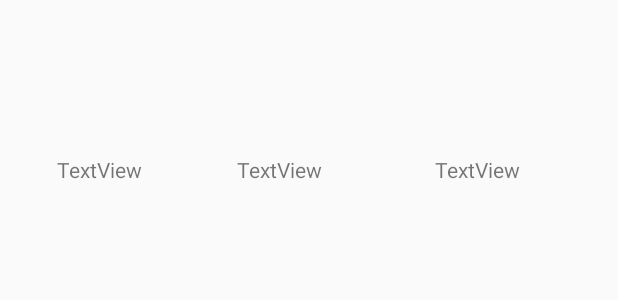
After one commit to dieflores/EjercicioViewModelKotlin, an Android app: the layout drunk_adapter_layout.xml on its own in the app's theme, with its tools: preview values and no code run, on a phone screen of 412 x 824 dp. The commit adds this screen. Shown: the top 300 px of the screen. Run offline under Robolectric (Android 15) with nearby library versions, the phone set to English and light mode, and no system bars.

Commit message:
24 de agosto drinks con kevin y J ignacio

```diff
--- a/app/src/main/java/com/example/ejercicioviewmodelkotlingrupal/viewmodel/DrinksViewModel.kt
+++ /dev/null
@@ -1,6 +0,0 @@
-package com.example.ejercicioviewmodelkotlingrupal.viewmodel
-
-import android.app.Application
-
-class DrinksViewModel(application: Application) AndroidViewModel {
-}
--- /dev/null
+++ b/app/src/main/res/layout/drunk_adapter_layout.xml
@@ -0,0 +1,35 @@
+<?xml version="1.0" encoding="utf-8"?>
+<androidx.constraintlayout.widget.ConstraintLayout xmlns:android="http://schemas.android.com/apk/res/android"
+    xmlns:app="http://schemas.android.com/apk/res-auto"
+    xmlns:tools="http://schemas.android.com/tools"
+    android:layout_width="match_parent"
+    android:layout_height="match_parent">
+
+    <TextView
+        android:id="@+id/drink_name"
+        android:layout_width="wrap_content"
+        android:layout_height="wrap_content"
+        android:layout_marginStart="38dp"
+        android:layout_marginTop="103dp"
+        android:text="TextView"
+        app:layout_constraintStart_toStartOf="parent"
+        app:layout_constraintTop_toTopOf="parent" />
+
+    <TextView
+        android:id="@+id/drink_quantity"
+        android:layout_width="wrap_content"
+        android:layout_height="wrap_content"
+        android:layout_marginStart="63dp"
+        android:text="TextView"
+        app:layout_constraintBaseline_toBaselineOf="@+id/drink_name"
+        app:layout_constraintStart_toEndOf="@+id/drink_name" />
+
+    <TextView
+        android:id="@+id/drink_price"
+        android:layout_width="wrap_content"
+        android:layout_height="wrap_content"
+        android:layout_marginEnd="65dp"
+        android:text="TextView"
+        app:layout_constraintBaseline_toBaselineOf="@+id/drink_quantity"
+        app:layout_constraintEnd_toEndOf="parent" />
+</androidx.constraintlayout.widget.ConstraintLayout>
```
Also changed, not shown: app/src/main/java/com/example/ejercicioviewmodelkotlingrupal/modelo/DaoDrink.kt (+20 -0 lines), app/src/main/java/com/example/ejercicioviewmodelkotlingrupal/modelo/DrinkRepository.kt (+21 -1 lines), app/src/main/java/com/example/ejercicioviewmodelkotlingrupal/modelo/Drinks.kt (+8 -2 lines), app/src/main/java/com/example/ejercicioviewmodelkotlingrupal/modelo/DrinksRoom.kt (+11 -10 lines), app/src/main/java/com/example/ejercicioviewmodelkotlingrupal/viewmodel/RecyclerDrinkAdapter.kt (+40 -1 lines).
